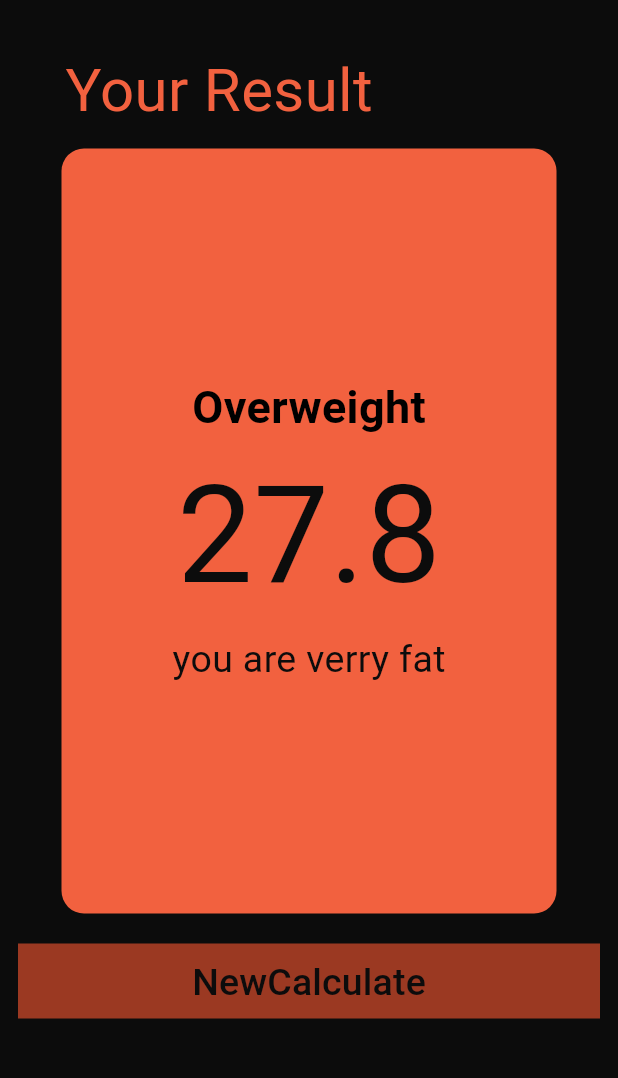
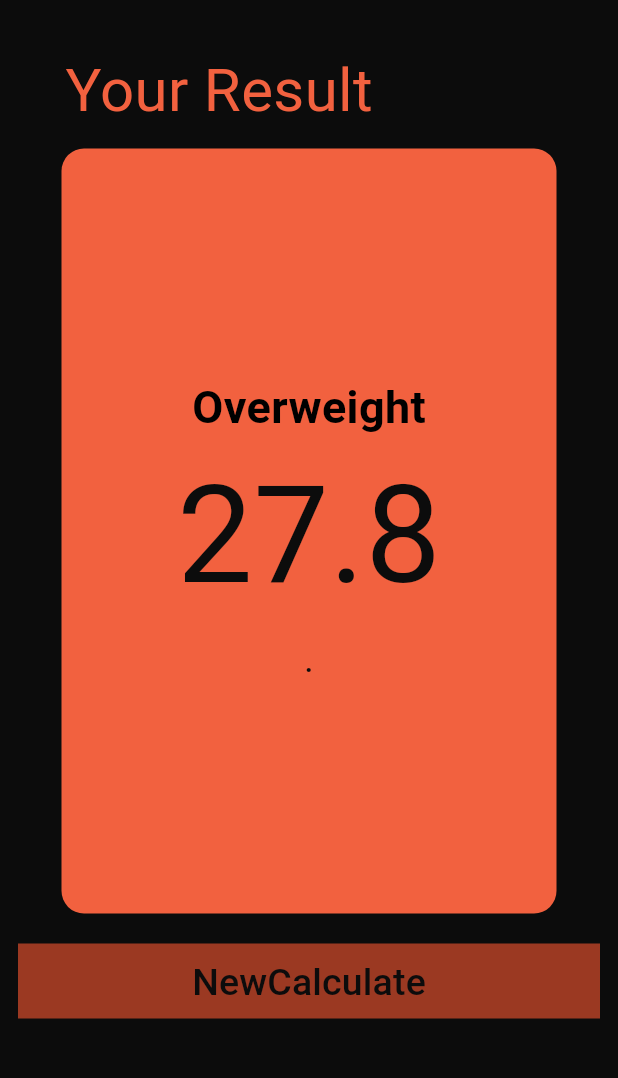
Before and after one commit to Abodreda24/bmiApp, a Flutter app: the screen it shows after launch, after a tap on "Calculate", on a phone screen of 412 x 824 dp, the part 84-1162 px from its top. Run offline on Flutter 3.47's test engine with Material 3 defaults, Android fonts, the phone set to English and light mode, and no system bars; our stand-ins replace bloc, flutter_bloc, flutter_screenutil.

Commit message:
test chgis

```diff
--- a/bmi/lib/screns/sacendscren.dart
+++ b/bmi/lib/screns/sacendscren.dart
@@ -57,7 +57,7 @@ class sacends extends StatelessWidget {
                                   color: Color(0xff0C0C0C), fontSize: 90),
                             ),
                             Text(
-                              "you are verry fat",
+                              ".",
                               style: TextStyle(color: Color(0xff0C0C0C),fontSize: 25),
                             )
                           ],
```
